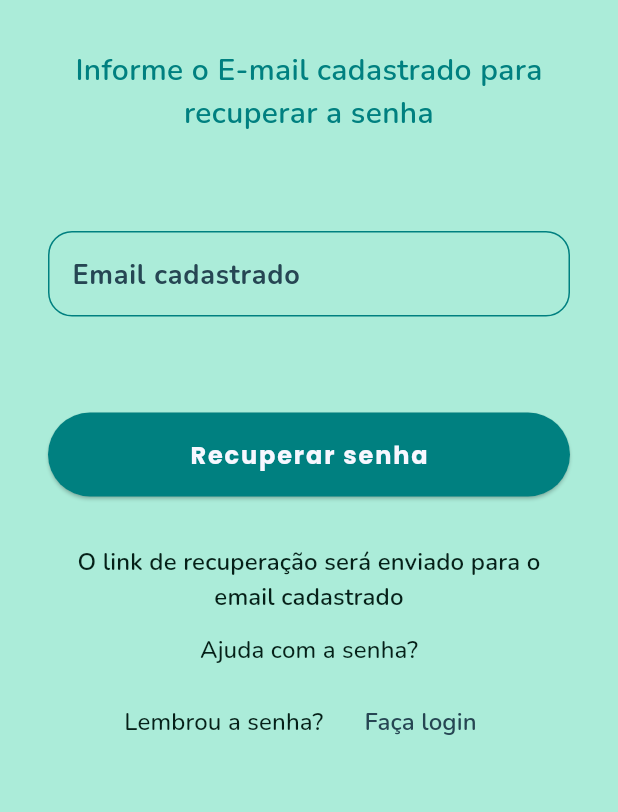
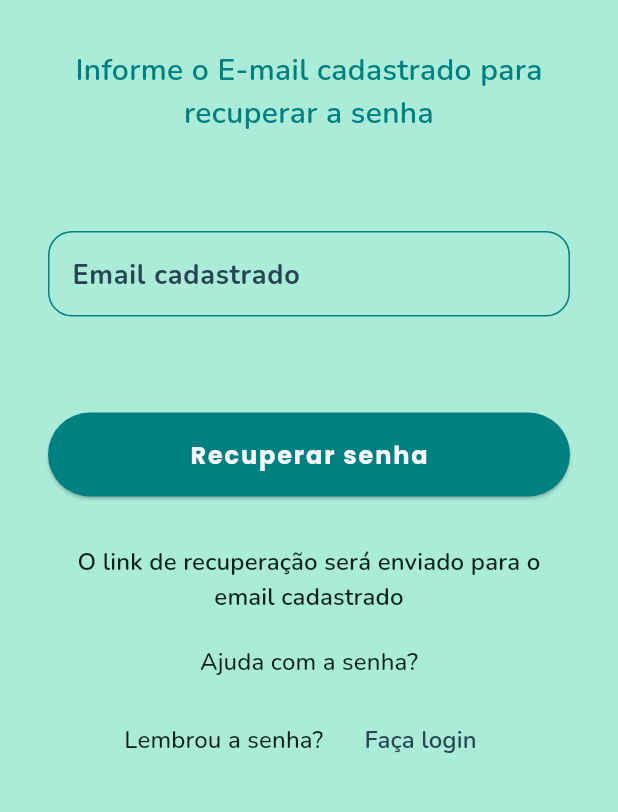
Before and after one commit to oginoino/camilo, a Flutter app: the ForgotPasswordPage screen opened by its route, on a phone screen of 412 x 824 dp, the part 204-1016 px from its top. Run offline on Flutter 3.47's test engine with Material 3 defaults, Android fonts, the phone set to English and light mode, and no system bars; our stand-ins replace flutter_animate, get_it, go_router, google_fonts.

Commit message:
Corrigir formatação do botão de ajuda com a senha no formulário de recuperação de senha

```diff
--- a/lib/ui/components/forms/forgot_password_form.dart
+++ b/lib/ui/components/forms/forgot_password_form.dart
@@ -17,7 +17,7 @@ class ForgotPasswordForm extends StatelessWidget {
     const String helperPassword =
         'O link de recuperação será enviado para o email cadastrado';
 
-    const String passwordButtonText = 'Ajuda com a senha?';
+    const String helperPasswordButtonText = 'Ajuda com a senha?';
 
     const String helperLogin = 'Lembrou a senha?';
 
@@ -109,15 +109,34 @@ class ForgotPasswordForm extends StatelessWidget {
                     fontWeight: FontWeight.w600),
                 textAlign: TextAlign.center,
               ),
+              SizedBox(
+                height: uiConstants.paddingSmall,
+              ),
               TextButton(
-                onPressed: () {},
+                onPressed: () {
+                  showModalBottomSheet(
+                    context: context,
+                    isDismissible: true,
+                    useSafeArea: true,
+                    useRootNavigator: true,
+                    showDragHandle: true,
+                    isScrollControlled: true,
+                    enableDrag: true,
+                    builder: ((BuildContext context) {
+                      return const Center();
+                    }),
+                  );
+                },
                 child: Text(
-                  passwordButtonText,
+                  helperPasswordButtonText,
                   style: Theme.of(context).textTheme.labelLarge?.copyWith(
                         color: Theme.of(context).colorScheme.onBackground,
                       ),
                   textAlign: TextAlign.center,
                 ),
+              ),
+              SizedBox(
+                height: uiConstants.paddingExtraSmall,
               ),
               Row(
                 mainAxisAlignment: MainAxisAlignment.center,
```
